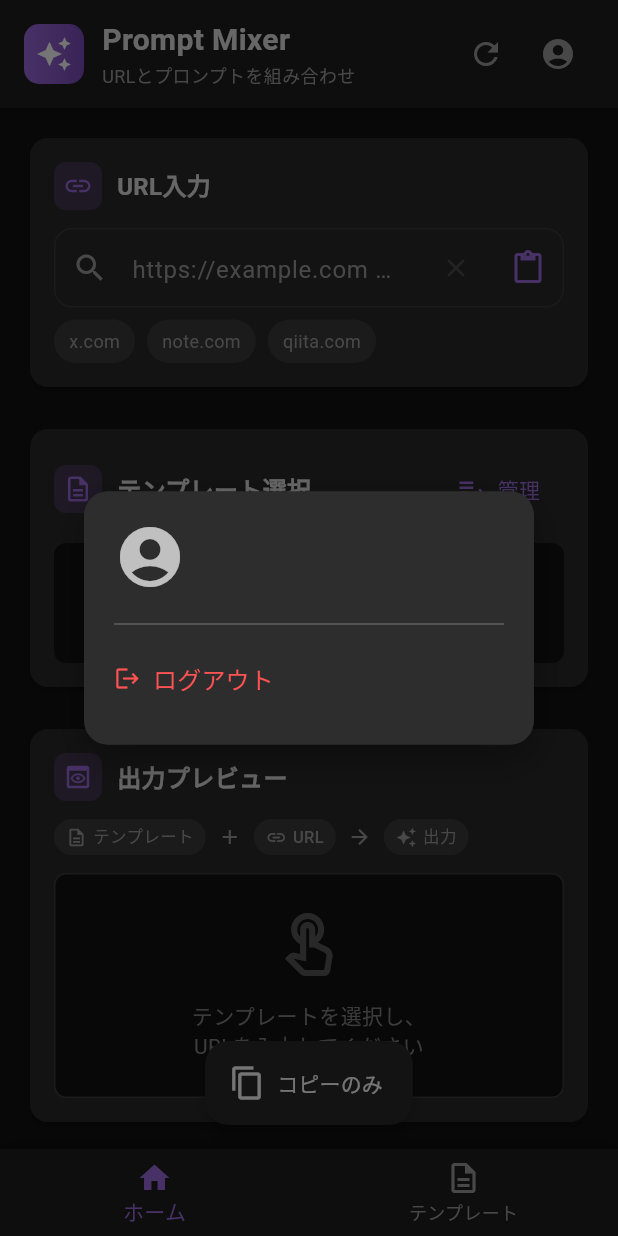
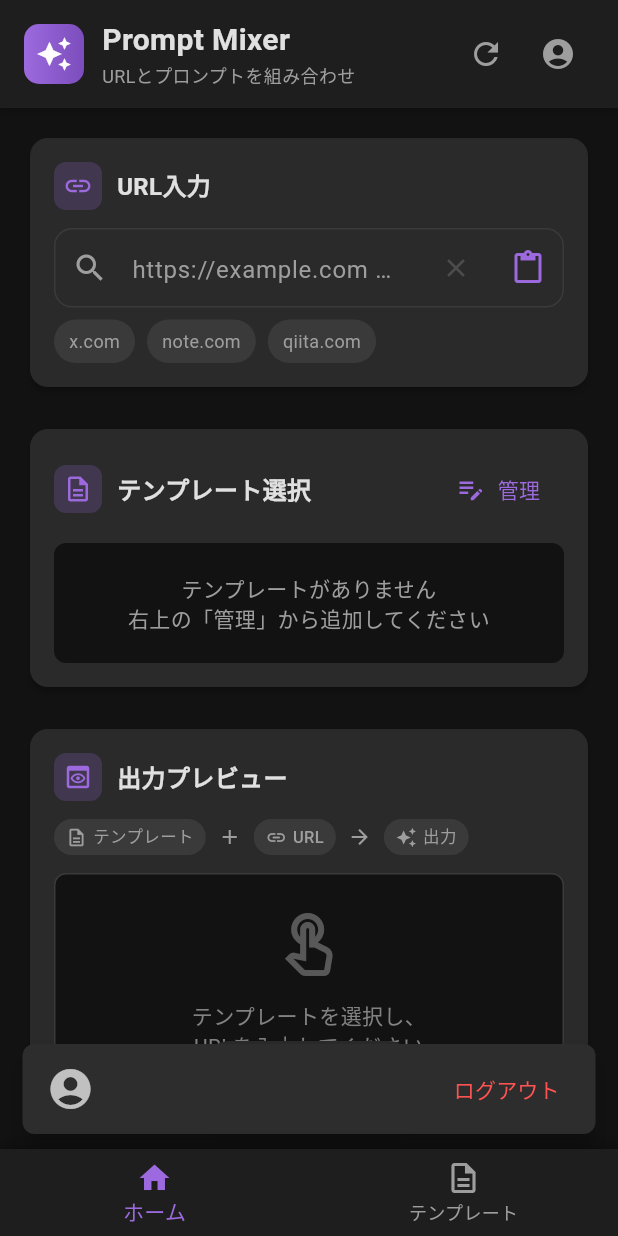
Before and after one commit to hrtaym1114-github/prompt_mixer, a Flutter app: the screen it shows once a user with an empty profile is signed in, after a tap on the "account circle" icon, on a phone screen of 412 x 824 dp. Run offline on Flutter 3.47's test engine with Material 3 defaults, Android fonts, the phone set to English and light mode, and no system bars; our stand-ins replace cloud_firestore, firebase_auth, firebase_core, google_sign_in, hive, hive_flutter and 1 more; missing offline and left inert: dart:js_interop; accounts and stored records are empty.

Commit message:
Use SnackBar for account menu (simpler approach)
- Replace complex overlay with SnackBar for logout functionality
- SnackBar is more reliable in Flutter Web production builds
- Show user info and logout action in a bottom bar

🤖 Generated with [Claude Code](https://claude.com/claude-code)

Co-Authored-By: Claude Opus 4.5 <noreply@anthropic.com>

```diff
--- a/lib/screens/home_screen.dart
+++ b/lib/screens/home_screen.dart
@@ -208,26 +208,45 @@ class _HomeScreenState extends State<HomeScreen> {
   }
 
   void _showAccountMenu(String userName, String? userEmail, AuthProvider authProvider) {
-    // ルートナビゲーターを使用して全画面モーダルを表示
-    Navigator.of(context, rootNavigator: true).push(
-      PageRouteBuilder(
-        opaque: false,
-        barrierColor: Colors.black54,
-        barrierDismissible: true,
-        pageBuilder: (pageContext, animation, secondaryAnimation) {
-          return _AccountMenuOverlay(
-            userName: userName,
-            userEmail: userEmail,
-            onLogout: () {
-              Navigator.of(pageContext, rootNavigator: true).pop();
-              _confirmLogout(authProvider);
-            },
-            onClose: () => Navigator.of(pageContext, rootNavigator: true).pop(),
-          );
-        },
-        transitionsBuilder: (context, animation, secondaryAnimation, child) {
-          return FadeTransition(opacity: animation, child: child);
-        },
+    // SnackBarを使用（Flutter Webで最も確実に動作）
+    ScaffoldMessenger.of(context).showSnackBar(
+      SnackBar(
+        backgroundColor: const Color(0xFF2D2D2D),
+        duration: const Duration(seconds: 10),
+        content: Row(
+          children: [
+            const Icon(Icons.account_circle, color: Colors.white70, size: 32),
+            const SizedBox(width: 12),
+            Expanded(
+              child: Column(
+                mainAxisSize: MainAxisSize.min,
+                crossAxisAlignment: CrossAxisAlignment.start,
+                children: [
+                  Text(
+                    userName,
+                    style: const TextStyle(
+                      fontWeight: FontWeight.bold,
+                      color: Colors.white,
+                    ),
+                  ),
+                  if (userEmail != null)
+                    Text(
+                      userEmail,
+                      style: const TextStyle(
+                        fontSize: 12,
+                        color: Colors.white60,
+                      ),
+                    ),
+                ],
+              ),
+            ),
+          ],
+        ),
+        action: SnackBarAction(
+          label: 'ログアウト',
+          textColor: Colors.redAccent,
+          onPressed: () => _confirmLogout(authProvider),
+        ),
       ),
     );
   }
@@ -267,110 +286,3 @@ class _HomeScreenState extends State<HomeScreen> {
     }
   }
 }
-
-/// アカウントメニューのオーバーレイウィジェット
-class _AccountMenuOverlay extends StatelessWidget {
-  final String userName;
-  final String? userEmail;
-  final VoidCallback onLogout;
-  final VoidCallback onClose;
-
-  const _AccountMenuOverlay({
-    required this.userName,
-    required this.userEmail,
-    required this.onLogout,
-    required this.onClose,
-  });
-
-  @override
-  Widget build(BuildContext context) {
-    return GestureDetector(
-      onTap: onClose,
-      child: Material(
-        color: Colors.transparent,
-        child: Center(
-          child: GestureDetector(
-            onTap: () {}, // 内部タップを無視
-            child: Container(
-              width: 300,
-              margin: const EdgeInsets.all(24),
-              padding: const EdgeInsets.all(20),
-              decoration: BoxDecoration(
-                color: const Color(0xFF2D2D2D),
-                borderRadius: BorderRadius.circular(16),
-                boxShadow: [
-                  BoxShadow(
-                    color: Colors.black.withValues(alpha: 0.3),
-                    blurRadius: 20,
-                    offset: const Offset(0, 10),
-                  ),
-                ],
-              ),
-              child: Column(
-                mainAxisSize: MainAxisSize.min,
-                children: [
-                  // ユーザー情報
-                  Row(
-                    children: [
-                      const Icon(
-                        Icons.account_circle,
-                        size: 48,
-                        color: Colors.white70,
-                      ),
-                      const SizedBox(width: 16),
-                      Expanded(
-                        child: Column(
-                          crossAxisAlignment: CrossAxisAlignment.start,
-                          children: [
-                            Text(
-                              userName,
-                              style: const TextStyle(
-                                fontSize: 16,
-                                fontWeight: FontWeight.bold,
-                                color: Colors.white,
-                              ),
-                            ),
-                            if (userEmail != null)
-                              Text(
-                                userEmail!,
-                                style: const TextStyle(
-                                  fontSize: 13,
-                                  color: Colors.white60,
-                                ),
-                              ),
-                          ],
-                        ),
-                      ),
-                    ],
-                  ),
-                  const SizedBox(height: 20),
-                  const Divider(color: Colors.white24, height: 1),
-                  const SizedBox(height: 12),
-                  // ログアウトボタン
-                  SizedBox(
-                    width: double.infinity,
-                    child: TextButton.icon(
-                      onPressed: onLogout,
-                      icon: const Icon(Icons.logout, color: Colors.redAccent),
-                      label: const Text(
-                        'ログアウト',
-                        style: TextStyle(
-                          color: Colors.redAccent,
-                          fontSize: 16,
-                        ),
-                      ),
-                      style: TextButton.styleFrom(
-                        padding: const EdgeInsets.symmetric(vertical: 12),
-                        alignment: Alignment.centerLeft,
-                      ),
-                    ),
-                  ),
-                ],
-              ),
-            ),
-          ),
-        ),
-      ),
-    );
-  }
-}
```
Also changed, not shown: .playwright-mcp/root_nav_test.png (added).
